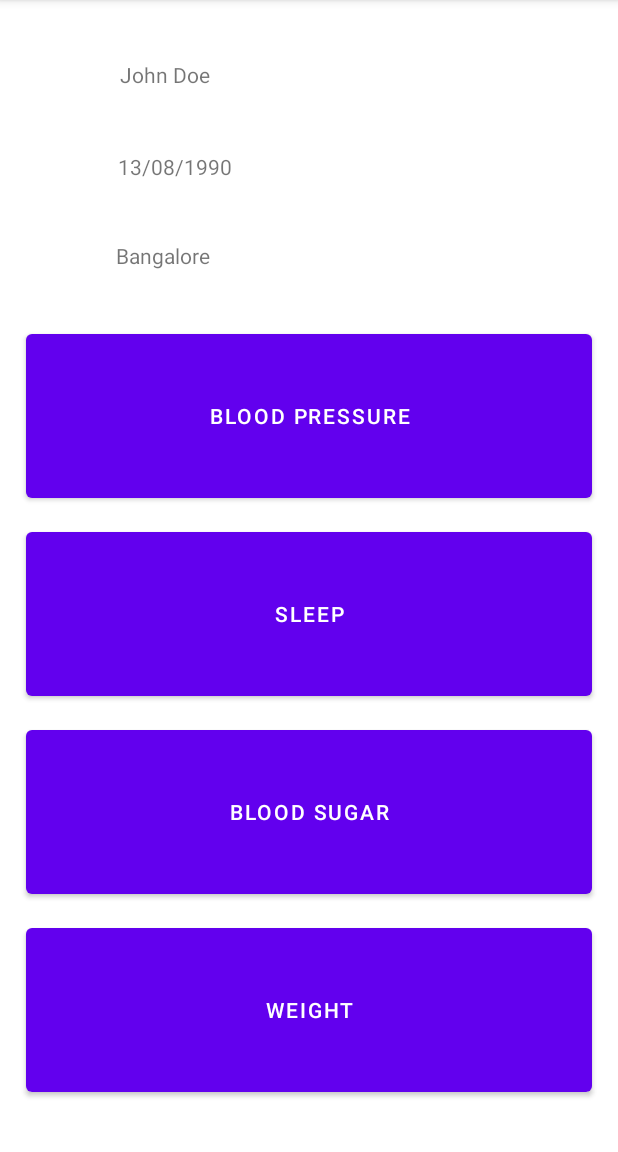
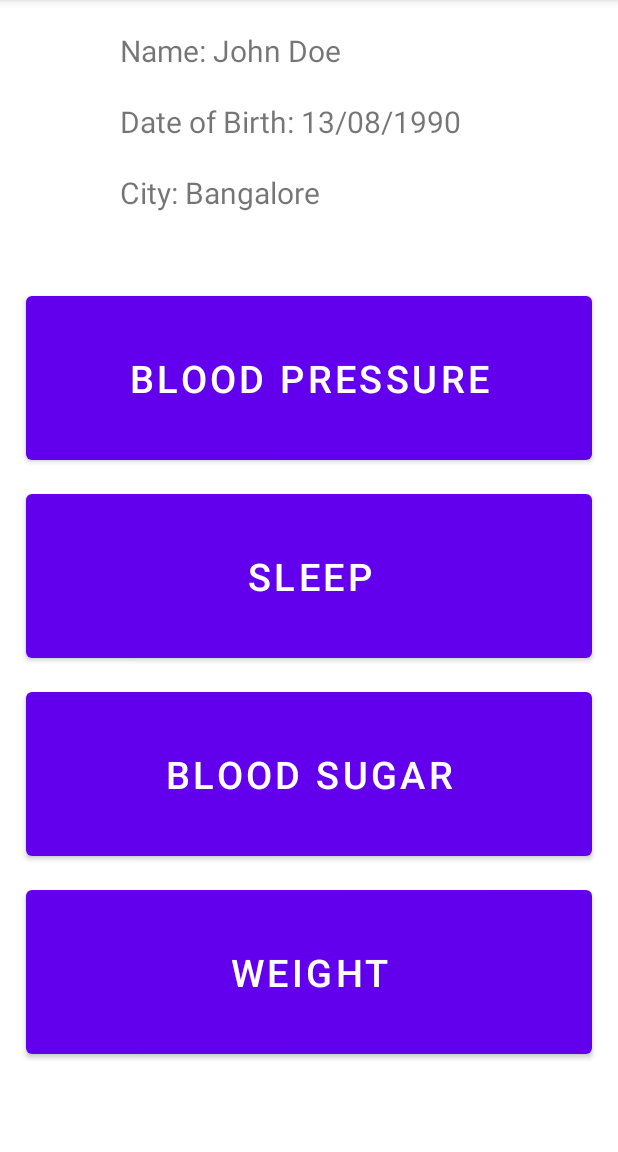
Before and after one commit to AnilDeshpande/VitalsApp, an Android app: the screen it shows after launch (MainActivity), on a phone screen of 412 x 824 dp, the part 84-1236 px from its top. Run offline under Robolectric (Android 15) with nearby library versions, the phone set to English and light mode, and no system bars.

Commit message:
improving the UI

```diff
--- a/app/src/main/java/com/codetutor/vitalsapp/view/MainFragment.java
+++ b/app/src/main/java/com/codetutor/vitalsapp/view/MainFragment.java
@@ -52,9 +52,9 @@ public class MainFragment extends Fragment implements View.OnClickListener {
         Bundle bundle = getArguments();
         vitalsInfo = (VitalsInfo) bundle.getSerializable("VitalsInfo");
 
-        textViewName.setText(vitalsInfo.getName());
-        textViewDateOfBirth.setText(vitalsInfo.getDob());
-        textViewCity.setText(vitalsInfo.getCity());
+        textViewName.setText("Name: "+vitalsInfo.getName());
+        textViewDateOfBirth.setText("Date of Birth: "+vitalsInfo.getDob());
+        textViewCity.setText("City: "+vitalsInfo.getCity());
 
         buttonBloodPressure.setText(IRepository.TYPE_BLOOD_PRESSURE);
         buttonSleep.setText(IRepository.TYPE_SLEEP);
--- a/app/src/main/java/com/codetutor/vitalsapp/view/VitalsInfoFragment.java
+++ b/app/src/main/java/com/codetutor/vitalsapp/view/VitalsInfoFragment.java
@@ -97,7 +97,7 @@ public class VitalsInfoFragment extends Fragment {
     public void onResume() {
         super.onResume();
         String unit = vital.getUnit() == null || vital.getUnit().equals("")? "Unit Unavailable":vital.getUnit();
-        ((AppCompatActivity)getActivity()).getSupportActionBar().setTitle(vital.getType()+"("+unit+")");
+        ((AppCompatActivity)getActivity()).getSupportActionBar().setTitle(vital.getType()+" ("+unit+")");
         preparedDataForChart();
     }
 
--- a/app/src/main/res/layout/fragment_main.xml
+++ b/app/src/main/res/layout/fragment_main.xml
@@ -9,8 +9,9 @@
     <TextView
         android:id="@+id/textViewName"
         android:layout_width="252dp"
-        android:layout_height="24dp"
-        android:layout_marginTop="40dp"
+        android:layout_height="wrap_content"
+        android:textSize="20sp"
+        android:layout_marginTop="20dp"
         android:text="Name"
         app:layout_constraintEnd_toEndOf="parent"
         app:layout_constraintHorizontal_bias="0.498"
@@ -19,9 +20,10 @@
 
     <TextView
         android:id="@+id/textViewDateOfBirth"
-        android:layout_width="255dp"
-        android:layout_height="19dp"
-        android:layout_marginTop="37dp"
+        android:textSize="20sp"
+        android:layout_width="252dp"
+        android:layout_height="wrap_content"
+        android:layout_marginTop="20dp"
         android:text="Date of Birth"
         app:layout_constraintEnd_toEndOf="parent"
         app:layout_constraintStart_toStartOf="parent"
@@ -29,9 +31,10 @@
 
     <TextView
         android:id="@+id/textViewCity"
-        android:layout_width="257dp"
-        android:layout_height="22dp"
-        android:layout_marginTop="40dp"
+        android:textSize="20sp"
+        android:layout_width="252dp"
+        android:layout_height="wrap_content"
+        android:layout_marginTop="20dp"
         android:text="TextView"
         app:layout_constraintEnd_toEndOf="parent"
         app:layout_constraintHorizontal_bias="0.498"
@@ -45,6 +48,7 @@
         app:layout_constraintBottom_toBottomOf="parent"
         app:layout_constraintEnd_toEndOf="parent"
         app:layout_constraintStart_toStartOf="parent"
+        android:layout_marginBottom="10dp"
         app:layout_constraintTop_toBottomOf="@+id/textViewCity">
 
         <Button
@@ -52,6 +56,7 @@
             android:layout_height="wrap_content"
             android:id="@+id/buttonBloodPressure"
             android:text="Blood Pressure"
+            android:textSize="25sp"
             android:layout_margin="5dp"
             android:layout_weight="1"></Button>
         <Button
@@ -59,6 +64,7 @@
             android:layout_height="wrap_content"
             android:id="@+id/buttonSleep"
             android:text="Sleep"
+            android:textSize="25sp"
             android:layout_margin="5dp"
             android:layout_weight="1"></Button>
 
@@ -68,12 +74,14 @@
             android:id="@+id/buttonBloodSugar"
             android:text="Blood Sugar"
             android:layout_margin="5dp"
+            android:textSize="25sp"
             android:layout_weight="1"></Button>
 
         <Button
             android:layout_width="match_parent"
             android:layout_height="wrap_content"
             android:id="@+id/buttonWeight"
+            android:textSize="25sp"
             android:text="Weight"
             android:layout_margin="5dp"
             android:layout_weight="1"></Button>
```
